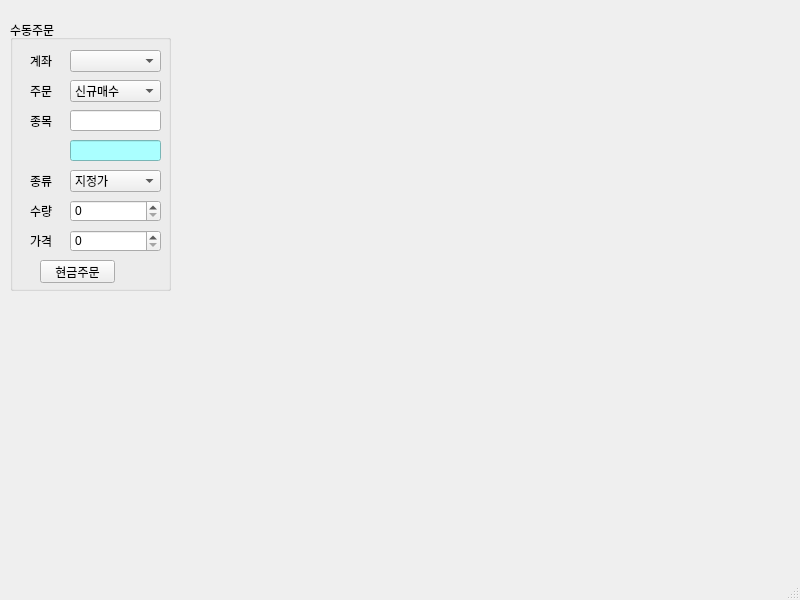
Before: the Qt Designer form pytrader.ui in Yong-Ju/Auto-trading_python, drawn with Qt 5.
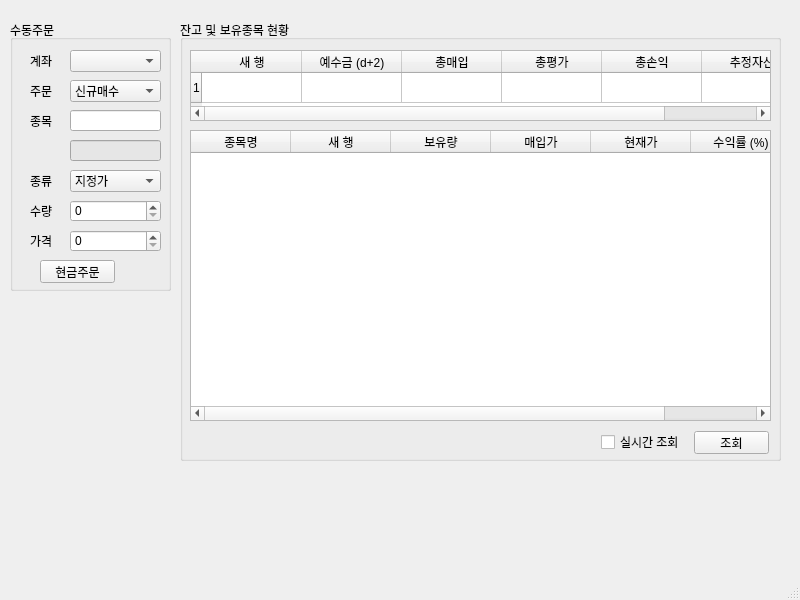
After: the same form once the commit is applied. Icons and pictures are not drawn.

Diff of the .ui file:
```diff
--- a/pytrader.ui
+++ b/pytrader.ui
@@ -229,8 +229,99 @@
        <height>21</height>
       </rect>
      </property>
+     <property name="palette">
+      <palette>
+       <active>
+        <colorrole role="Button">
+         <brush brushstyle="SolidPattern">
+          <color alpha="255">
+           <red>230</red>
+           <green>230</green>
+           <blue>230</blue>
+          </color>
+         </brush>
+        </colorrole>
+        <colorrole role="Base">
+         <brush brushstyle="SolidPattern">
+          <color alpha="255">
+           <red>230</red>
+           <green>230</green>
+           <blue>230</blue>
+          </color>
+         </brush>
+        </colorrole>
+        <colorrole role="Window">
+         <brush brushstyle="SolidPattern">
+          <color alpha="255">
+           <red>230</red>
+           <green>230</green>
+           <blue>230</blue>
+          </color>
+         </brush>
+        </colorrole>
+       </active>
+       <inactive>
+        <colorrole role="Button">
+         <brush brushstyle="SolidPattern">
+          <color alpha="255">
+           <red>230</red>
+           <green>230</green>
+           <blue>230</blue>
+          </color>
+         </brush>
+        </colorrole>
+        <colorrole role="Base">
+         <brush brushstyle="SolidPattern">
+          <color alpha="255">
+           <red>230</red>
+           <green>230</green>
+           <blue>230</blue>
+          </color>
+         </brush>
+        </colorrole>
+        <colorrole role="Window">
+         <brush brushstyle="SolidPattern">
+          <color alpha="255">
+           <red>230</red>
+           <green>230</green>
+           <blue>230</blue>
+          </color>
+         </brush>
+        </colorrole>
+       </inactive>
+       <disabled>
+        <colorrole role="Button">
+         <brush brushstyle="SolidPattern">
+          <color alpha="255">
+           <red>230</red>
+           <green>230</green>
+           <blue>230</blue>
+          </color>
+         </brush>
+        </colorrole>
+        <colorrole role="Base">
+         <brush brushstyle="SolidPattern">
+          <color alpha="255">
+           <red>230</red>
+           <green>230</green>
+           <blue>230</blue>
+          </color>
+         </brush>
+        </colorrole>
+        <colorrole role="Window">
+         <brush brushstyle="SolidPattern">
+          <color alpha="255">
+           <red>230</red>
+           <green>230</green>
+           <blue>230</blue>
+          </color>
+         </brush>
+        </colorrole>
+       </disabled>
+      </palette>
+     </property>
      <property name="styleSheet">
-      <string notr="true">background-color: rgb(170,255,255);</string>
+      <string notr="true">background-color: rgb(230,230,230);</string>
      </property>
     </widget>
     <zorder>label</zorder>
@@ -248,6 +339,129 @@
     <zorder>lineEdit</zorder>
     <zorder>lineEdit_2</zorder>
    </widget>
+   <widget class="QGroupBox" name="groupBox_2">
+    <property name="geometry">
+     <rect>
+      <x>180</x>
+      <y>20</y>
+      <width>601</width>
+      <height>441</height>
+     </rect>
+    </property>
+    <property name="title">
+     <string>잔고 및 보유종목 현황</string>
+    </property>
+    <widget class="QTableWidget" name="tableWidget">
+     <property name="geometry">
+      <rect>
+       <x>10</x>
+       <y>30</y>
+       <width>581</width>
+       <height>71</height>
+      </rect>
+     </property>
+     <property name="rowCount">
+      <number>1</number>
+     </property>
+     <row/>
+     <column>
+      <property name="text">
+       <string>새 행</string>
+      </property>
+     </column>
+     <column>
+      <property name="text">
+       <string>예수금 (d+2)</string>
+      </property>
+     </column>
+     <column>
+      <property name="text">
+       <string>총매입</string>
+      </property>
+     </column>
+     <column>
+      <property name="text">
+       <string>총평가</string>
+      </property>
+     </column>
+     <column>
+      <property name="text">
+       <string>총손익</string>
+      </property>
+     </column>
+     <column>
+      <property name="text">
+       <string>추정자산</string>
+      </property>
+     </column>
+    </widget>
+    <widget class="QTableWidget" name="tableWidget_2">
+     <property name="geometry">
+      <rect>
+       <x>10</x>
+       <y>110</y>
+       <width>581</width>
+       <height>291</height>
+      </rect>
+     </property>
+     <column>
+      <property name="text">
+       <string>종목명</string>
+      </property>
+     </column>
+     <column>
+      <property name="text">
+       <string>새 행</string>
+      </property>
+     </column>
+     <column>
+      <property name="text">
+       <string>보유량</string>
+      </property>
+     </column>
+     <column>
+      <property name="text">
+       <string>매입가</string>
+      </property>
+     </column>
+     <column>
+      <property name="text">
+       <string>현재가</string>
+      </property>
+     </column>
+     <column>
+      <property name="text">
+       <string>수익률 (%)</string>
+      </property>
+     </column>
+    </widget>
+    <widget class="QCheckBox" name="checkBox">
+     <property name="geometry">
+      <rect>
+       <x>421</x>
+       <y>414</y>
+       <width>87</width>
+       <height>16</height>
+      </rect>
+     </property>
+     <property name="text">
+      <string>실시간 조회</string>
+     </property>
+    </widget>
+    <widget class="QPushButton" name="pushButton_2">
+     <property name="geometry">
+      <rect>
+       <x>514</x>
+       <y>411</y>
+       <width>75</width>
+       <height>23</height>
+      </rect>
+     </property>
+     <property name="text">
+      <string>조회</string>
+     </property>
+    </widget>
+   </widget>
   </widget>
   <widget class="QStatusBar" name="statusbar"/>
  </widget>
```
Left out of the diff: 2 changed lines with no effect on the pictures.
